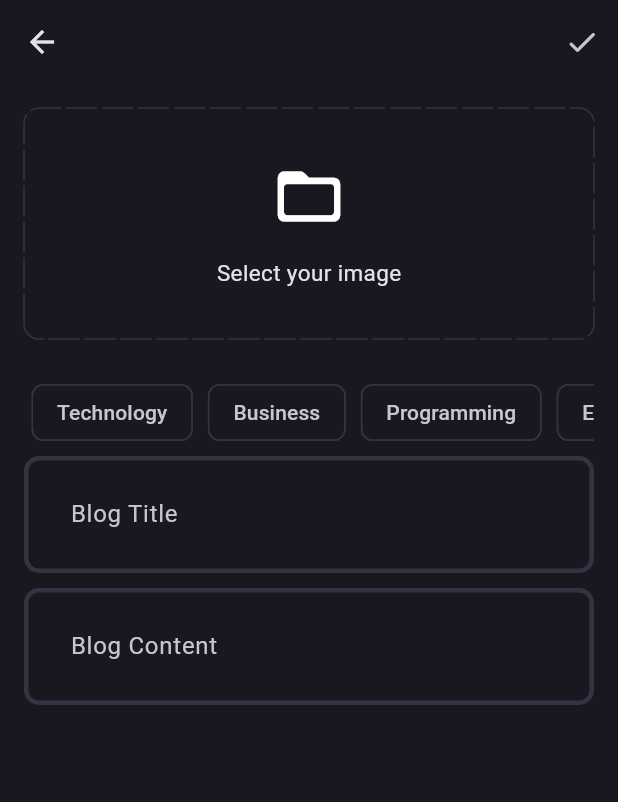
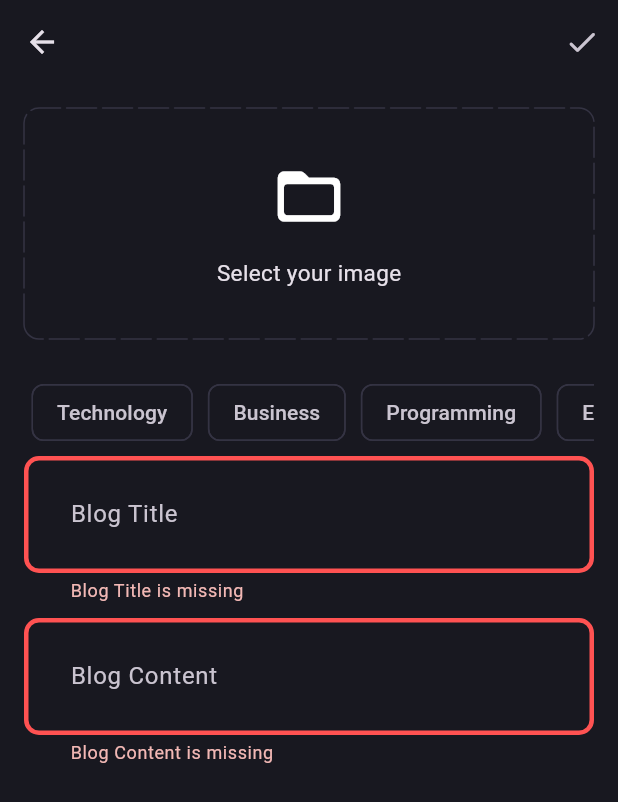
Before and after one commit to NiazSagor/blog_app, a Flutter app: the AddNewBlog screen opened directly, after a tap on the "done" icon, on a phone screen of 412 x 824 dp. Shown: the top 802 px of the screen. Run offline on Flutter 3.47's test engine with Material 3 defaults, Android fonts, the phone set to English and light mode, and no system bars; drawn by our look-alikes of dotted_border; our stand-ins replace flutter_bloc, fpdart, get_it, image_picker, supabase_flutter; accounts and stored records are empty.

Commit message:
:pushpin: feat: Implement blog upload and form validation
This commit introduces the functionality for uploading a new blog post and adds form validation to the "Add New Blog" screen.

- Implements a `uploadBlog` method that validates the form, checks for a selected image and topics, and triggers a `BlogUpload` event.
- Integrates `BlocConsumer` to handle loading, success, and failure states during the blog upload process.
  - Displays a `Loader` while the blog is uploading.
  - Shows a `SnackBar` on failure.
  - Navigates to the `BlogPage` on successful upload.
- Adds form validation to the `BlogEditor` widget to ensure the title and content fields are not empty.
- Wraps the "Add New Blog" screen's content in a `Form` widget and associates it with a `GlobalKey`.
- Updates the app's theme to include an `errorBorder` style for invalid input fields.
- Adds a static `route()` method to `BlogPage` for easier navigation.

Took 25 minutes

```diff
--- a/lib/core/theme/theme.dart
+++ b/lib/core/theme/theme.dart
@@ -10,16 +10,16 @@ class AppTheme {
   static final darkThemeMode = ThemeData.dark().copyWith(
     chipTheme: ChipThemeData(
       color: WidgetStatePropertyAll(AppPallete.backgroundColor),
-      side: BorderSide.none
+      side: BorderSide.none,
     ),
-    appBarTheme: AppBarTheme(
-      backgroundColor: AppPallete.backgroundColor,
-    ),
+    appBarTheme: AppBarTheme(backgroundColor: AppPallete.backgroundColor),
     scaffoldBackgroundColor: AppPallete.backgroundColor,
     inputDecorationTheme: InputDecorationTheme(
       contentPadding: EdgeInsets.all(27),
       enabledBorder: _border(),
+      border: _border(),
       focusedBorder: _border(AppPallete.gradient2),
+      errorBorder: _border(AppPallete.errorColor),
     ),
   );
 }
--- a/lib/features/blog/presentation/pages/add_new_blog.dart
+++ b/lib/features/blog/presentation/pages/add_new_blog.dart
@@ -1,10 +1,16 @@
 import 'dart:io';
 
+import 'package:blog_app/core/common/cubits/app_user/app_user_cubit.dart';
+import 'package:blog_app/core/common/widgets/loader.dart';
 import 'package:blog_app/core/theme/app_pallete.dart';
 import 'package:blog_app/core/utils/pick_image.dart';
+import 'package:blog_app/core/utils/show_snackbar.dart';
+import 'package:blog_app/features/blog/presentation/bloc/blog_bloc.dart';
+import 'package:blog_app/features/blog/presentation/pages/blog_page.dart';
 import 'package:blog_app/features/blog/presentation/widgets/blog_editor.dart';
 import 'package:dotted_border/dotted_border.dart';
 import 'package:flutter/material.dart';
+import 'package:flutter_bloc/flutter_bloc.dart';
 
 class AddNewBlog extends StatefulWidget {
   static route() => MaterialPageRoute(builder: (context) => AddNewBlog());
@@ -18,6 +24,7 @@ class AddNewBlog extends StatefulWidget {
 class _AddNewBlogState extends State<AddNewBlog> {
   final TextEditingController textEditingController = TextEditingController();
   final TextEditingController contentController = TextEditingController();
+  final formKey = GlobalKey<FormState>();
   List<String> selectedTopics = [];
   File? image;
 
@@ -27,6 +34,24 @@ class _AddNewBlogState extends State<AddNewBlog> {
       setState(() {
         image = pickedImage;
       });
+    }
+  }
+
+  void uploadBlog() {
+    if (formKey.currentState!.validate() &&
+        selectedTopics.isNotEmpty &&
+        image != null) {
+      final userId =
+          (context.read<AppUserCubit>().state as AppUserLoggedIn).user.id;
+      context.read<BlogBloc>().add(
+        BlogUpload(
+          title: textEditingController.text,
+          content: contentController.text,
+          image: image!,
+          userId: userId,
+          topics: selectedTopics,
+        ),
+      );
     }
   }
 
@@ -41,11 +66,31 @@ class _AddNewBlogState extends State<AddNewBlog> {
   Widget build(BuildContext context) {
     return Scaffold(
       appBar: AppBar(
-        actions: [IconButton(onPressed: () {}, icon: Icon(Icons.done_rounded))],
+        actions: [
+          IconButton(onPressed: uploadBlog, icon: Icon(Icons.done_rounded)),
+        ],
       ),
-      body: SingleChildScrollView(
+      body: BlocConsumer<BlogBloc, BlogState>(
+        listener: (context, state) {
+          if (state is BlogFailure) {
+            showSnackBar(context, state.message);
+          } else if (state is BlogSuccess) {
+            Navigator.pushAndRemoveUntil(
+              context,
+              BlogPage.route(),
+              (route) => false,
+            );
+          }
+        },
+        builder: (context, state) {
+          if (state is BlogLoading) {
+            return Loader();
+          }
+          return SingleChildScrollView(
             child: Padding(
               padding: const EdgeInsets.all(16.0),
+              child: Form(
+                key: formKey,
                 child: Column(
                   children: [
                     image != null
@@ -91,7 +136,12 @@ class _AddNewBlogState extends State<AddNewBlog> {
                       scrollDirection: Axis.horizontal,
                       child: Row(
                         children:
-                      ["Technology", "Business", "Programming", "Entertainment"]
+                            [
+                                  "Technology",
+                                  "Business",
+                                  "Programming",
+                                  "Entertainment",
+                                ]
                                 .map(
                                   (e) => Padding(
                                     padding: const EdgeInsets.all(5.0),
@@ -137,5 +187,8 @@ class _AddNewBlogState extends State<AddNewBlog> {
               ),
             ),
           );
+        },
+      ),
+    );
   }
 }
--- a/lib/features/blog/presentation/pages/blog_page.dart
+++ b/lib/features/blog/presentation/pages/blog_page.dart
@@ -3,6 +3,8 @@ import 'package:flutter/cupertino.dart';
 import 'package:flutter/material.dart';
 
 class BlogPage extends StatelessWidget {
+  static route() => MaterialPageRoute(builder: (context) => BlogPage());
+
   const BlogPage({super.key});
 
   @override
--- a/lib/features/blog/presentation/widgets/blog_editor.dart
+++ b/lib/features/blog/presentation/widgets/blog_editor.dart
@@ -16,6 +16,12 @@ class BlogEditor extends StatelessWidget {
       controller: textEditingController,
       decoration: InputDecoration(hintText: hintText),
       maxLines: null,
+      validator: (value) {
+        if (value!.trim().isEmpty) {
+          return "$hintText is missing";
+        }
+        return null;
+      },
     );
   }
 }
```
Lines whose indentation alone changed are shown as unchanged.
